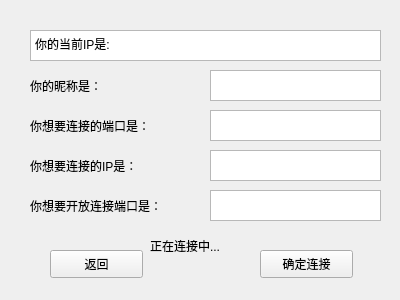
This is MyUI/TwoConnect.ui in DoubleZeroWater/LocalChat as Qt 5 draws it before an edit. The edited form follows.
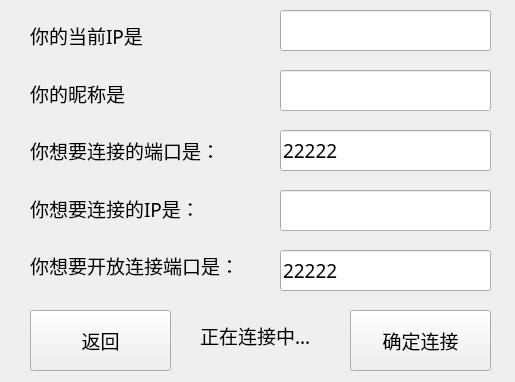
This is the edited form.

Patch:
```diff
--- a/MyUI/TwoConnect.ui
+++ b/MyUI/TwoConnect.ui
@@ -4,89 +4,39 @@
  <widget class="QWidget" name="TwoConnectUI">
   <property name="geometry">
    <rect>
-    <x>0</x>
-    <y>0</y>
-    <width>400</width>
-    <height>300</height>
+       <x>0</x>
+       <y>0</y>
+       <width>515</width>
+       <height>382</height>
    </rect>
   </property>
   <property name="windowTitle">
    <string>Form</string>
   </property>
-  <widget class="QTextBrowser" name="currentIP">
-   <property name="geometry">
-    <rect>
-     <x>30</x>
-     <y>30</y>
-     <width>351</width>
-     <height>31</height>
-    </rect>
-   </property>
-   <property name="html">
-    <string>&lt;!DOCTYPE HTML PUBLIC &quot;-//W3C//DTD HTML 4.0//EN&quot; &quot;http://www.w3.org/TR/REC-html40/strict.dtd&quot;&gt;
-&lt;html&gt;&lt;head&gt;&lt;meta name=&quot;qrichtext&quot; content=&quot;1&quot; /&gt;&lt;style type=&quot;text/css&quot;&gt;
-p, li { white-space: pre-wrap; }
-&lt;/style&gt;&lt;/head&gt;&lt;body style=&quot; font-family:'SimSun'; font-size:9pt; font-weight:400; font-style:normal;&quot;&gt;
-&lt;p style=&quot; margin-top:0px; margin-bottom:0px; margin-left:0px; margin-right:0px; -qt-block-indent:0; text-indent:0px;&quot;&gt;你的当前IP是:&lt;/p&gt;&lt;/body&gt;&lt;/html&gt;</string>
-   </property>
-  </widget>
-  <widget class="QLabel" name="label">
-   <property name="geometry">
-    <rect>
-     <x>30</x>
-     <y>110</y>
-     <width>141</width>
-     <height>31</height>
-    </rect>
-   </property>
-   <property name="text">
-    <string>你想要连接的端口是：</string>
-   </property>
-  </widget>
-  <widget class="QLabel" name="label_2">
-   <property name="geometry">
-    <rect>
-     <x>30</x>
-     <y>150</y>
-     <width>141</width>
-     <height>31</height>
-    </rect>
-   </property>
-   <property name="text">
-    <string>你想要连接的IP是：</string>
-   </property>
-  </widget>
-  <widget class="QLabel" name="label_3">
-   <property name="geometry">
-    <rect>
-     <x>30</x>
-     <y>190</y>
-     <width>161</width>
-     <height>31</height>
-    </rect>
-   </property>
-   <property name="text">
-    <string>你想要开放连接端口是：</string>
-   </property>
-  </widget>
-  <widget class="QPushButton" name="pushButton">
-   <property name="geometry">
-    <rect>
-     <x>260</x>
-     <y>250</y>
-     <width>93</width>
-     <height>28</height>
-    </rect>
-   </property>
-   <property name="text">
-    <string>确定连接</string>
-   </property>
-   <property name="checkable">
-    <bool>false</bool>
-   </property>
-   <property name="autoRepeat">
-    <bool>false</bool>
-   </property>
+     <widget class="QPushButton" name="pushButton">
+         <property name="geometry">
+             <rect>
+                 <x>350</x>
+                 <y>310</y>
+                 <width>141</width>
+                 <height>61</height>
+             </rect>
+         </property>
+         <property name="font">
+             <font>
+                 <family>等线</family>
+                 <pointsize>14</pointsize>
+             </font>
+         </property>
+         <property name="text">
+             <string>确定连接</string>
+         </property>
+         <property name="checkable">
+             <bool>false</bool>
+         </property>
+         <property name="autoRepeat">
+             <bool>false</bool>
+         </property>
    <property name="autoExclusive">
     <bool>false</bool>
    </property>
@@ -100,24 +50,30 @@
     <bool>false</bool>
    </property>
   </widget>
-  <widget class="QPushButton" name="pushButton_2">
-   <property name="geometry">
-    <rect>
-     <x>50</x>
-     <y>250</y>
-     <width>93</width>
-     <height>28</height>
-    </rect>
-   </property>
-   <property name="text">
-    <string>返回</string>
-   </property>
-   <property name="checkable">
-    <bool>false</bool>
-   </property>
-   <property name="autoRepeat">
-    <bool>false</bool>
-   </property>
+     <widget class="QPushButton" name="pushButton_2">
+         <property name="geometry">
+             <rect>
+                 <x>30</x>
+                 <y>310</y>
+                 <width>141</width>
+                 <height>61</height>
+             </rect>
+         </property>
+         <property name="font">
+             <font>
+                 <family>等线</family>
+                 <pointsize>14</pointsize>
+             </font>
+         </property>
+         <property name="text">
+             <string>返回</string>
+         </property>
+         <property name="checkable">
+             <bool>false</bool>
+         </property>
+         <property name="autoRepeat">
+             <bool>false</bool>
+         </property>
    <property name="autoExclusive">
     <bool>false</bool>
    </property>
@@ -131,72 +87,197 @@
     <bool>false</bool>
    </property>
   </widget>
-  <widget class="QPlainTextEdit" name="portToConnect">
-   <property name="geometry">
-    <rect>
-     <x>210</x>
-     <y>110</y>
-     <width>171</width>
-     <height>31</height>
-    </rect>
-   </property>
-  </widget>
-  <widget class="QPlainTextEdit" name="ipToConnect">
-   <property name="geometry">
-    <rect>
-     <x>210</x>
-     <y>150</y>
-     <width>171</width>
-     <height>31</height>
-    </rect>
-   </property>
-  </widget>
-  <widget class="QPlainTextEdit" name="openPort">
-   <property name="geometry">
-    <rect>
-     <x>210</x>
-     <y>190</y>
-     <width>171</width>
-     <height>31</height>
-    </rect>
-   </property>
-  </widget>
-  <widget class="QLabel" name="label_5">
-   <property name="geometry">
-    <rect>
-     <x>30</x>
-     <y>70</y>
-     <width>141</width>
-     <height>31</height>
-    </rect>
-   </property>
-   <property name="text">
-    <string>你的昵称是：</string>
-   </property>
-  </widget>
-     <widget class="QPlainTextEdit" name="nickNameInput">
+     <widget class="QLabel" name="Connecting">
          <property name="geometry">
              <rect>
-                 <x>210</x>
-                 <y>70</y>
-                 <width>171</width>
-                 <height>31</height>
+                 <x>200</x>
+                 <y>310</y>
+                 <width>141</width>
+                 <height>51</height>
              </rect>
          </property>
-     </widget>
-     <widget class="QLabel" name="label_4">
-         <property name="geometry">
-             <rect>
-                 <x>150</x>
-                 <y>230</y>
-                 <width>161</width>
-                 <height>31</height>
-             </rect>
+         <property name="font">
+             <font>
+                 <family>等线</family>
+                 <pointsize>14</pointsize>
+             </font>
          </property>
          <property name="text">
              <string>正在连接中...</string>
          </property>
      </widget>
+     <widget class="QLineEdit" name="OpenPort">
+         <property name="geometry">
+             <rect>
+                 <x>280</x>
+                 <y>250</y>
+                 <width>211</width>
+                 <height>41</height>
+             </rect>
+         </property>
+         <property name="font">
+             <font>
+                 <family>等线</family>
+                 <pointsize>14</pointsize>
+             </font>
+         </property>
+         <property name="text">
+             <string>22222</string>
+         </property>
+     </widget>
+     <widget class="QLineEdit" name="IPToConnect">
+         <property name="geometry">
+             <rect>
+                 <x>280</x>
+                 <y>190</y>
+                 <width>211</width>
+                 <height>41</height>
+             </rect>
+         </property>
+         <property name="font">
+             <font>
+                 <family>等线</family>
+                 <pointsize>14</pointsize>
+             </font>
+         </property>
+         <property name="text">
+             <string/>
+         </property>
+     </widget>
+     <widget class="QLineEdit" name="PortToConnect">
+         <property name="geometry">
+             <rect>
+                 <x>280</x>
+                 <y>130</y>
+                 <width>211</width>
+                 <height>41</height>
+             </rect>
+         </property>
+         <property name="font">
+             <font>
+                 <family>等线</family>
+                 <pointsize>14</pointsize>
+             </font>
+         </property>
+         <property name="text">
+             <string>22222</string>
+         </property>
+     </widget>
+     <widget class="QLineEdit" name="Nickname">
+         <property name="geometry">
+             <rect>
+                 <x>280</x>
+                 <y>70</y>
+                 <width>211</width>
+                 <height>41</height>
+             </rect>
+         </property>
+         <property name="font">
+             <font>
+                 <family>等线</family>
+                 <pointsize>14</pointsize>
+             </font>
+         </property>
+         <property name="text">
+             <string/>
+         </property>
+     </widget>
+     <widget class="QLineEdit" name="IP">
+         <property name="geometry">
+             <rect>
+                 <x>280</x>
+                 <y>10</y>
+                 <width>211</width>
+                 <height>41</height>
+             </rect>
+         </property>
+         <property name="font">
+             <font>
+                 <family>等线</family>
+                 <pointsize>14</pointsize>
+             </font>
+         </property>
+         <property name="text">
+             <string/>
+         </property>
+     </widget>
+     <widget class="QWidget" name="">
+         <property name="geometry">
+             <rect>
+                 <x>30</x>
+                 <y>10</y>
+                 <width>255</width>
+                 <height>281</height>
+             </rect>
+         </property>
+         <layout class="QVBoxLayout" name="verticalLayout">
+             <item>
+                 <widget class="QLabel" name="label_6">
+                     <property name="font">
+                         <font>
+                             <family>等线</family>
+                             <pointsize>14</pointsize>
+                         </font>
+                     </property>
+                     <property name="text">
+                         <string>你的当前IP是</string>
+                     </property>
+                 </widget>
+             </item>
+             <item>
+                 <widget class="QLabel" name="label_5">
+                     <property name="font">
+                         <font>
+                             <family>等线</family>
+                             <pointsize>14</pointsize>
+                         </font>
+                     </property>
+                     <property name="text">
+                         <string>你的昵称是</string>
+                     </property>
+                 </widget>
+             </item>
+             <item>
+                 <widget class="QLabel" name="label">
+                     <property name="font">
+                         <font>
+                             <family>等线</family>
+                             <pointsize>14</pointsize>
+                         </font>
+                     </property>
+                     <property name="text">
+                         <string>你想要连接的端口是：</string>
+                     </property>
+                 </widget>
+             </item>
+             <item>
+                 <widget class="QLabel" name="label_2">
+                     <property name="font">
+                         <font>
+                             <family>等线</family>
+                             <pointsize>14</pointsize>
+                         </font>
+                     </property>
+                     <property name="text">
+                         <string>你想要连接的IP是：</string>
+                     </property>
+                 </widget>
+             </item>
+             <item>
+                 <widget class="QLabel" name="label_3">
+                     <property name="font">
+                         <font>
+                             <family>等线</family>
+                             <pointsize>14</pointsize>
+                         </font>
+                     </property>
+                     <property name="text">
+                         <string>你想要开放连接端口是：</string>
+                     </property>
+                 </widget>
+             </item>
+         </layout>
+     </widget>
  </widget>
  <resources/>
  <connections/>
```
